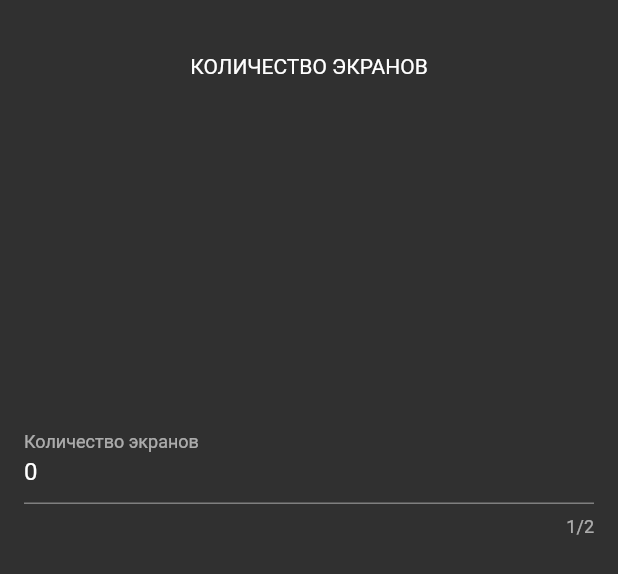
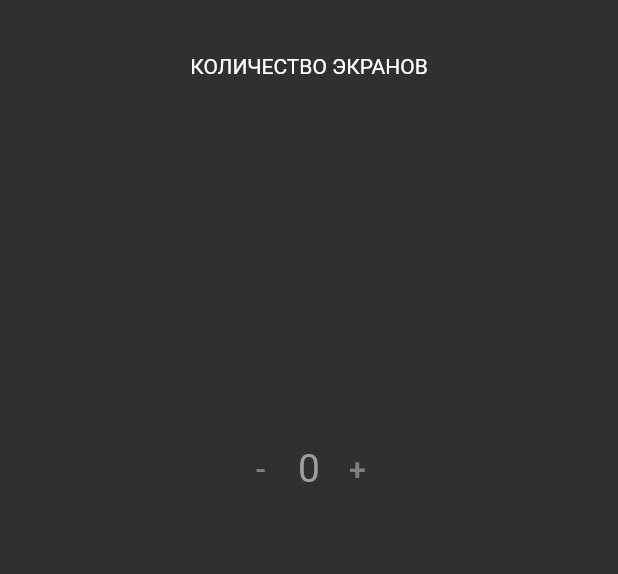
Before and after one commit to Angero/flu_spa_calc, a Flutter app: what tabSc() shows on an empty page, opened directly, on a phone screen of 412 x 824 dp. Shown: the top 574 px of the screen. Run offline on Flutter 3.47's test engine with Material 2 defaults, Android fonts, the phone set to English and light mode, and no system bars; our stand-ins replace font_awesome_flutter; missing offline and left inert: flu_estimate.

Commit message:
pit stop

```diff
--- a/lib/calc/calc_sc.dart
+++ b/lib/calc/calc_sc.dart
@@ -15,13 +15,74 @@ Widget tabSc(dynamic pageState) {
           child: Container(),
           flex: 1,
         ),
-        _textFieldScreenCount(),
+        _integerPickerScreenCount(pageState),
+//        _textFieldScreenCount(),
         Expanded(
           child: Container(),
           flex: 2,
         ),
       ],
     ),
+  );
+}
+
+Widget _integerPickerScreenCount(dynamic pageState) {
+  int _minValue = 0;
+  int _maxValue = 50;
+  return Row(
+    children: <Widget>[
+      Expanded(
+        child: Container(),
+        flex: 1,
+      ),
+      MaterialButton(
+        child: new Text(
+          '-',
+          style: TextStyle(fontSize: 20.0),
+        ),
+        minWidth: 50.0,
+        height: 50.0,
+        onPressed: calc.CostsFunc.existAnyOperationSystem()
+            ? () {
+                pageState.setState(() {
+                  if (calc.Costs.scNum.count > _minValue) {
+                    calc.Costs.scNum.count--;
+                  }
+                });
+              }
+            : null,
+      ),
+      Text(
+        calc.Costs.scNum.count.toString(),
+        style: TextStyle(
+          color: calc.CostsFunc.existAnyOperationSystem()
+              ? Colors.amber
+              : Colors.grey,
+          fontSize: 26.0,
+        ),
+      ),
+      MaterialButton(
+        child: new Text(
+          '+',
+          style: TextStyle(fontSize: 20.0),
+        ),
+        minWidth: 50.0,
+        height: 50.0,
+        onPressed: calc.CostsFunc.existAnyOperationSystem()
+            ? () {
+                pageState.setState(() {
+                  if (calc.Costs.scNum.count < _maxValue) {
+                    calc.Costs.scNum.count++;
+                  }
+                });
+              }
+            : null,
+      ),
+      Expanded(
+        child: Container(),
+        flex: 1,
+      ),
+    ],
   );
 }
 
```
